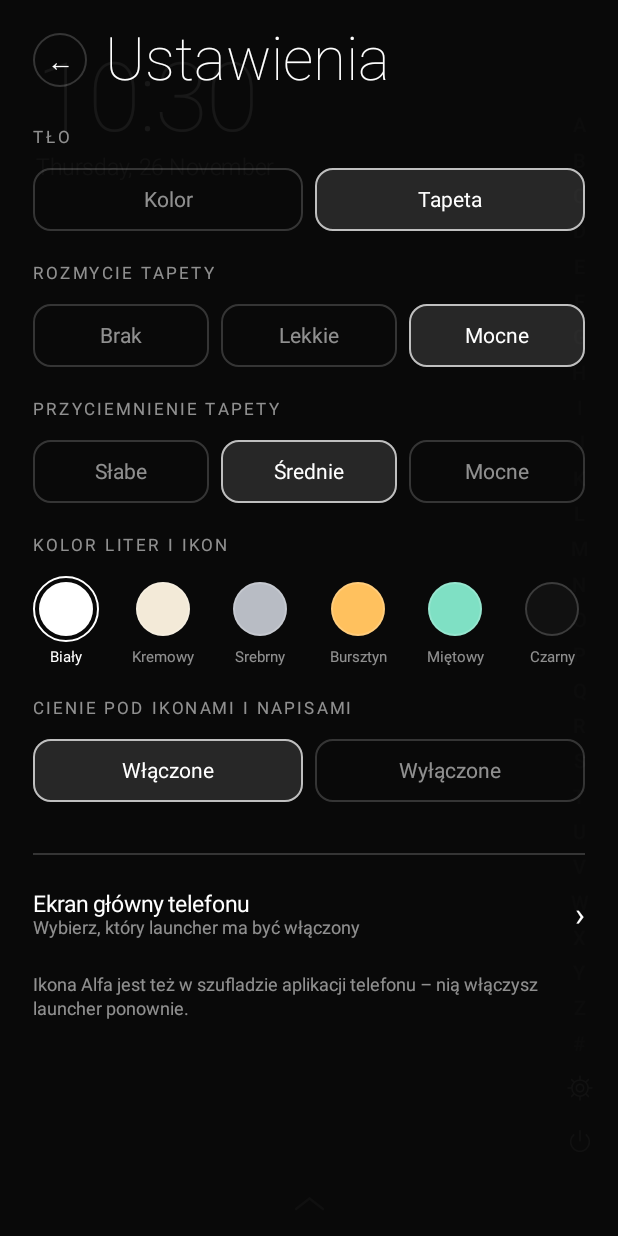
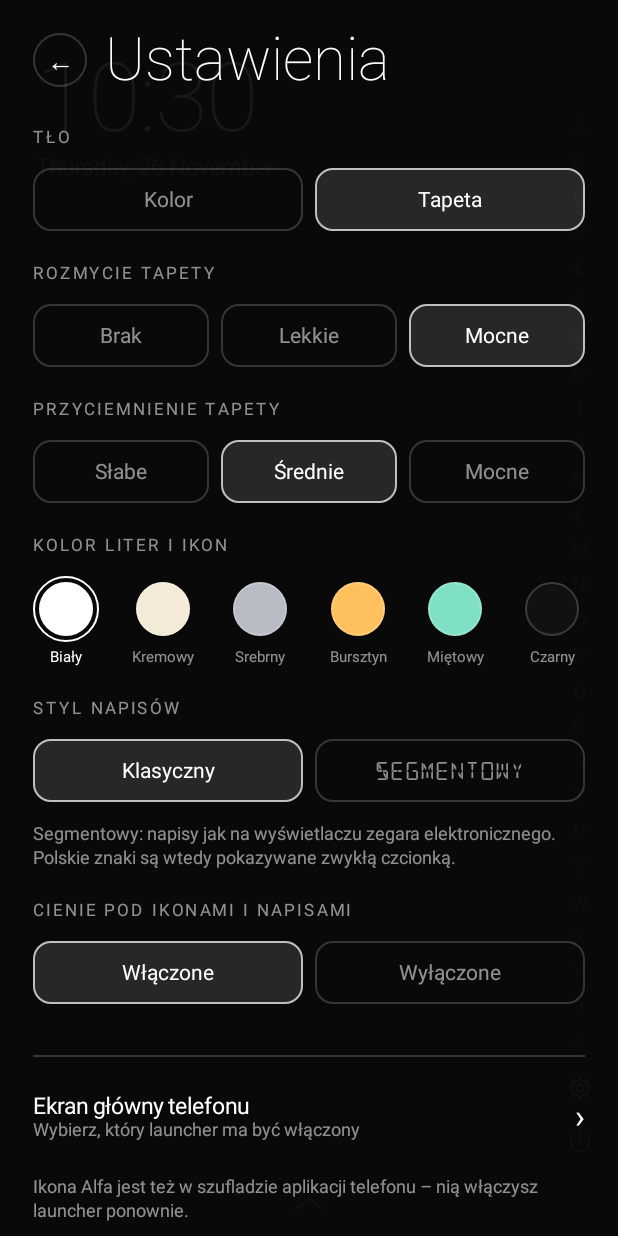
Before and after one commit to Esadasb/Alfa-launcher, an Android app built with Jetpack Compose: the screen it shows after launch (MainActivity), after a tap on "Tapeta", on a phone screen of 412 x 824 dp. Run offline under Robolectric (Android 15) with nearby library versions, the phone set to English and light mode, and no system bars; 2 other taps on this screen came first.

Commit message:
Styl napisów segmentowy (DSEG) w ustawieniach
Co-Authored-By: Claude Opus 5.5 <noreply@anthropic.com>
Claude-Session: https://claude.ai/code/session_013vRJBepZoi3ypMF8V5BSAe

```diff
--- a/app/src/main/java/pl/alfa/launcher/Settings.kt
+++ b/app/src/main/java/pl/alfa/launcher/Settings.kt
@@ -14,6 +14,8 @@ data class LauncherSettings(
     /** Przyciemnienie tapety 0..1. */
     val dim: Float = 0.3f,
     val shadows: Boolean = false,
+    /** Napisy jak na wyświetlaczu segmentowym zegara elektronicznego. */
+    val segment: Boolean = false,
 ) {
     val blurRadiusDp: Int get() = when (blur) { 0 -> 0; 1 -> 18; else -> 40 }
 
@@ -25,6 +27,7 @@ data class LauncherSettings(
             .putInt("blur", blur)
             .putFloat("dim", dim)
             .putBoolean("shadows", shadows)
+            .putBoolean("segment", segment)
             .apply()
     }
 
@@ -38,6 +41,7 @@ data class LauncherSettings(
                 blur = prefs.getInt("blur", d.blur),
                 dim = prefs.getFloat("dim", d.dim),
                 shadows = prefs.getBoolean("shadows", d.shadows),
+                segment = prefs.getBoolean("segment", d.segment),
             )
         }
     }
--- a/app/src/main/java/pl/alfa/launcher/ui/AlphabetRail.kt
+++ b/app/src/main/java/pl/alfa/launcher/ui/AlphabetRail.kt
@@ -64,10 +64,11 @@ fun AlphabetRail(
     val currentAvailable by rememberUpdatedState(available)
     val currentOnlyAvailable by rememberUpdatedState(onlyAvailable)
 
-    val letterStyle = TextStyle(color = Ink.White, fontSize = 13.sp, fontWeight = FontWeight.Medium)
-    val bubbleStyle = TextStyle(color = Ink.White, fontSize = 38.sp, fontWeight = FontWeight.Light)
-    val letterLayouts = remember(measurer) { letters.associateWith { measurer.measure(it.toString(), letterStyle) } }
-    val bubbleLayouts = remember(measurer) { letters.associateWith { measurer.measure(it.toString(), bubbleStyle) } }
+    val font = Ink.Typeface
+    val letterStyle = TextStyle(color = Ink.White, fontSize = if (Ink.Segment) 11.sp else 13.sp, fontWeight = FontWeight.Medium, fontFamily = font)
+    val bubbleStyle = TextStyle(color = Ink.White, fontSize = if (Ink.Segment) 30.sp else 38.sp, fontWeight = FontWeight.Light, fontFamily = font)
+    val letterLayouts = remember(measurer, font) { letters.associateWith { measurer.measure(it.toString(), letterStyle) } }
+    val bubbleLayouts = remember(measurer, font) { letters.associateWith { measurer.measure(it.toString(), bubbleStyle) } }
 
     Box(modifier) {
         Canvas(Modifier.fillMaxSize()) {
--- a/app/src/main/java/pl/alfa/launcher/ui/AppTile.kt
+++ b/app/src/main/java/pl/alfa/launcher/ui/AppTile.kt
@@ -143,9 +143,10 @@ fun AppTile(
             text = entry.label,
             style = TextStyle(
                 shadow = Ink.TextShadow,
+                fontFamily = Ink.Typeface,
                 color = Ink.White.copy(alpha = 0.88f),
-                fontSize = labelSize,
-                lineHeight = labelSize * 1.25f,
+                fontSize = labelSize * Ink.TextScale,
+                lineHeight = labelSize * Ink.TextScale * 1.3f,
                 letterSpacing = 0.2.sp,
                 textAlign = TextAlign.Center,
             ),
--- a/app/src/main/java/pl/alfa/launcher/ui/LauncherScreen.kt
+++ b/app/src/main/java/pl/alfa/launcher/ui/LauncherScreen.kt
@@ -268,7 +268,7 @@ private fun ShortcutsPage(shortcuts: List<pl.alfa.launcher.AppEntry>, vm: Launch
         Row(verticalAlignment = Alignment.Bottom, modifier = Modifier.fillMaxWidth()) {
             BasicText(
                 "Skróty",
-                style = TextStyle(shadow = Ink.TextShadow, color = Ink.White, fontSize = 56.sp, fontWeight = FontWeight.Thin, lineHeight = 92.sp),
+                style = TextStyle(shadow = Ink.TextShadow, fontFamily = Ink.Typeface, color = Ink.White, fontSize = 56.sp * Ink.TextScale, fontWeight = FontWeight.Thin, lineHeight = 92.sp),
             )
             Spacer(Modifier.weight(1f))
             if (shortcuts.size < LauncherViewModel.MAX_SHORTCUTS) {
@@ -285,7 +285,7 @@ private fun ShortcutsPage(shortcuts: List<pl.alfa.launcher.AppEntry>, vm: Launch
             Box(Modifier.fillMaxSize(), contentAlignment = Alignment.Center) {
                 BasicText(
                     "Dotknij + w rogu, aby dodać pierwszy skrót",
-                    style = TextStyle(shadow = Ink.TextShadow, color = Ink.Dim, fontSize = 14.sp, textAlign = TextAlign.Center),
+                    style = TextStyle(shadow = Ink.TextShadow, fontFamily = Ink.Typeface, color = Ink.Dim, fontSize = 14.sp, textAlign = TextAlign.Center),
                 )
             }
         } else {
@@ -319,13 +319,29 @@ private fun ClockHeader() {
     val date = remember(minute) { dateFormat.format(Date(now)) }
 
     Column {
-        BasicText(
-            time,
-            style = TextStyle(shadow = Ink.TextShadow, color = Ink.White, fontSize = 64.sp, fontWeight = FontWeight.Thin, letterSpacing = (-1).sp),
-        )
+        if (Ink.Segment) {
+            // Wyświetlacz segmentowy: wygaszone segmenty „88:88” pod spodem, jak w prawdziwym zegarze.
+            val clockStyle = TextStyle(shadow = Ink.TextShadow, fontFamily = Ink.ClockFont, color = Ink.White, fontSize = 52.sp, fontWeight = FontWeight.Thin)
+            Box(Modifier.padding(vertical = 8.dp)) {
+                BasicText(time.map { if (it.isDigit()) '8' else it }.joinToString(""), style = clockStyle.copy(color = Ink.White.copy(alpha = 0.08f), shadow = null))
+                BasicText(time, style = clockStyle)
+            }
+        } else {
+            BasicText(
+                time,
+                style = TextStyle(shadow = Ink.TextShadow, fontFamily = Ink.Typeface, color = Ink.White, fontSize = 64.sp, fontWeight = FontWeight.Thin, letterSpacing = (-1).sp),
+            )
+        }
         BasicText(
             date,
-            style = TextStyle(shadow = Ink.TextShadow, color = Ink.Dim, fontSize = 15.sp, fontWeight = FontWeight.Light, letterSpacing = 0.4.sp),
+            style = TextStyle(
+                shadow = Ink.TextShadow,
+                fontFamily = Ink.Typeface,
+                color = Ink.Dim,
+                fontSize = 15.sp * Ink.TextScale,
+                fontWeight = FontWeight.Light,
+                letterSpacing = 0.4.sp,
+            ),
         )
     }
 }
@@ -336,12 +352,12 @@ private fun LetterPage(letter: Char, items: List<HomeItem>, vm: LauncherViewMode
         Row(verticalAlignment = Alignment.Bottom) {
             BasicText(
                 letter.toString(),
-                style = TextStyle(shadow = Ink.TextShadow, color = Ink.White, fontSize = 92.sp, fontWeight = FontWeight.Thin, lineHeight = 92.sp),
+                style = TextStyle(shadow = Ink.TextShadow, fontFamily = Ink.Typeface, color = Ink.White, fontSize = 92.sp, fontWeight = FontWeight.Thin, lineHeight = 92.sp),
             )
             Spacer(Modifier.width(14.dp))
             BasicText(
                 if (items.isEmpty()) "brak aplikacji" else appsCount(items.size),
-                style = TextStyle(shadow = Ink.TextShadow, color = Ink.Dim, fontSize = 13.sp, letterSpacing = 1.sp),
+                style = TextStyle(shadow = Ink.TextShadow, fontFamily = Ink.Typeface, color = Ink.Dim, fontSize = 13.sp, letterSpacing = 1.sp),
                 modifier = Modifier.padding(bottom = 18.dp),
             )
         }
@@ -355,7 +371,7 @@ private fun LetterPage(letter: Char, items: List<HomeItem>, vm: LauncherViewMode
             Box(Modifier.fillMaxSize(), contentAlignment = Alignment.Center) {
                 BasicText(
                     "Żadna aplikacja nie zaczyna się na „$letter”",
-                    style = TextStyle(shadow = Ink.TextShadow, color = Ink.Dim, fontSize = 14.sp, textAlign = TextAlign.Center),
+                    style = TextStyle(shadow = Ink.TextShadow, fontFamily = Ink.Typeface, color = Ink.Dim, fontSize = 14.sp, textAlign = TextAlign.Center),
                 )
             }
         } else {
--- a/app/src/main/java/pl/alfa/launcher/ui/QuickPanel.kt
+++ b/app/src/main/java/pl/alfa/launcher/ui/QuickPanel.kt
@@ -188,7 +188,7 @@ fun QuickPanel(vm: LauncherViewModel, modifier: Modifier = Modifier) {
                 }
             }
             Row(Modifier.fillMaxWidth(), verticalAlignment = Alignment.CenterVertically) {
-                BasicText("SKRÓTY", style = TextStyle(shadow = Ink.TextShadow, color = Ink.Dim, fontSize = 11.sp, letterSpacing = 2.sp))
+                BasicText("SKRÓTY", style = TextStyle(shadow = Ink.TextShadow, fontFamily = Ink.Typeface, color = Ink.Dim, fontSize = 11.sp, letterSpacing = 2.sp))
                 Spacer(Modifier.weight(1f))
                 if (shortcuts.size < LauncherViewModel.MAX_SHORTCUTS) {
                     AddButton { vm.openPicker(shortcuts.size) }
@@ -197,7 +197,7 @@ fun QuickPanel(vm: LauncherViewModel, modifier: Modifier = Modifier) {
             if (shortcuts.isEmpty()) {
                 BasicText(
                     "Dotknij +, aby dodać skrót. Przytrzymaj skrót, aby go zmienić.",
-                    style = TextStyle(shadow = Ink.TextShadow, color = Ink.White.copy(alpha = 0.35f), fontSize = 12.sp),
+                    style = TextStyle(shadow = Ink.TextShadow, fontFamily = Ink.Typeface, color = Ink.White.copy(alpha = 0.35f), fontSize = 12.sp),
                 )
             }
             shortcuts.chunked(4).forEachIndexed { row, items ->
@@ -242,7 +242,7 @@ private fun QuickAction(icon: ImageVector, label: String, modifier: Modifier, on
     ) {
         Image(rememberVectorPainter(icon), contentDescription = null, modifier = Modifier.size(28.dp), colorFilter = androidx.compose.ui.graphics.ColorFilter.tint(Ink.White))
         Spacer(Modifier.width(10.dp))
-        BasicText(label, style = TextStyle(shadow = Ink.TextShadow, color = Ink.White, fontSize = 14.sp))
+        BasicText(label, style = TextStyle(shadow = Ink.TextShadow, fontFamily = Ink.Typeface, color = Ink.White, fontSize = 14.sp))
     }
 }
 
@@ -362,12 +362,12 @@ private fun AppPicker(
                     .clickable(onClick = onClose),
                 contentAlignment = Alignment.Center,
             ) {
-                BasicText("←", style = TextStyle(shadow = Ink.TextShadow, color = Ink.White, fontSize = 18.sp))
+                BasicText("←", style = TextStyle(shadow = Ink.TextShadow, fontFamily = Ink.Typeface, color = Ink.White, fontSize = 18.sp))
             }
             Spacer(Modifier.width(12.dp))
             Column {
-                BasicText(if (current == null) "Nowy skrót" else "Skrót ${slot + 1}", style = TextStyle(shadow = Ink.TextShadow, color = Ink.White, fontSize = 24.sp, fontWeight = FontWeight.Light))
-                BasicText("Wybierz aplikację", style = TextStyle(shadow = Ink.TextShadow, color = Ink.Dim, fontSize = 12.sp))
+                BasicText(if (current == null) "Nowy skrót" else "Skrót ${slot + 1}", style = TextStyle(shadow = Ink.TextShadow, fontFamily = Ink.Typeface, color = Ink.White, fontSize = 24.sp, fontWeight = FontWeight.Light))
+                BasicText("Wybierz aplikację", style = TextStyle(shadow = Ink.TextShadow, fontFamily = Ink.Typeface, color = Ink.Dim, fontSize = 12.sp))
             }
         }
         Box(Modifier.fillMaxWidth().height(1.dp).background(Ink.Faint))
@@ -381,7 +381,7 @@ private fun AppPicker(
                     .clickable { onPick(null) },
                 contentAlignment = Alignment.Center,
             ) {
-                BasicText("Usuń skrót", style = TextStyle(shadow = Ink.TextShadow, color = Ink.White.copy(alpha = 0.8f), fontSize = 13.sp))
+                BasicText("Usuń skrót", style = TextStyle(shadow = Ink.TextShadow, fontFamily = Ink.Typeface, color = Ink.White.copy(alpha = 0.8f), fontSize = 13.sp))
             }
         }
         LazyColumn(Modifier.fillMaxSize(), contentPadding = PaddingValues(vertical = 6.dp)) {
@@ -389,7 +389,7 @@ private fun AppPicker(
                 when (row) {
                     is PickerRow.Header -> BasicText(
                         row.letter.toString(),
-                        style = TextStyle(shadow = Ink.TextShadow, color = Ink.Dim, fontSize = 11.sp, letterSpacing = 2.sp),
+                        style = TextStyle(shadow = Ink.TextShadow, fontFamily = Ink.Typeface, color = Ink.Dim, fontSize = 11.sp, letterSpacing = 2.sp),
                         modifier = Modifier.padding(start = 20.dp, top = 14.dp, bottom = 4.dp),
                     )
                     is PickerRow.App -> Row(
@@ -403,13 +403,13 @@ private fun AppPicker(
                         Spacer(Modifier.width(14.dp))
                         BasicText(
                             row.entry.label,
-                            style = TextStyle(shadow = Ink.TextShadow, color = Ink.White, fontSize = 16.sp, fontWeight = FontWeight.Light),
+                            style = TextStyle(shadow = Ink.TextShadow, fontFamily = Ink.Typeface, color = Ink.White, fontSize = 16.sp, fontWeight = FontWeight.Light),
                             maxLines = 1,
                             overflow = TextOverflow.Ellipsis,
                             modifier = Modifier.weight(1f),
                         )
                         if (current?.key == row.entry.key) {
-                            BasicText("obecny", style = TextStyle(shadow = Ink.TextShadow, color = Ink.Dim, fontSize = 11.sp, letterSpacing = 1.sp))
+                            BasicText("obecny", style = TextStyle(shadow = Ink.TextShadow, fontFamily = Ink.Typeface, color = Ink.Dim, fontSize = 11.sp, letterSpacing = 1.sp))
                         }
                     }
                 }
--- a/app/src/main/java/pl/alfa/launcher/ui/SettingsUi.kt
+++ b/app/src/main/java/pl/alfa/launcher/ui/SettingsUi.kt
@@ -183,6 +183,15 @@ fun SettingsScreen(vm: LauncherViewModel) {
             SectionLabel("Kolor liter i ikon")
             Swatches(ForegroundColors, s.foreground) { c -> vm.updateSettings { it.copy(foreground = c) } }
 
+            SectionLabel("Styl napisów")
+            Row(horizontalArrangement = Arrangement.spacedBy(8.dp)) {
+                Choice("Klasyczny", !s.segment, Modifier.weight(1f)) { vm.updateSettings { it.copy(segment = false) } }
+                Choice("SEGMENTOWY", s.segment, Modifier.weight(1f), font = Ink.SegmentFamily) {
+                    vm.updateSettings { it.copy(segment = true) }
+                }
+            }
+            Note("Segmentowy: napisy jak na wyświetlaczu zegara elektronicznego. Polskie znaki są wtedy pokazywane zwykłą czcionką.")
+
             SectionLabel("Cienie pod ikonami i napisami")
             Row(horizontalArrangement = Arrangement.spacedBy(8.dp)) {
                 Choice("Włączone", s.shadows, Modifier.weight(1f)) { vm.updateSettings { it.copy(shadows = true) } }
@@ -208,7 +217,13 @@ private fun Note(text: String) {
 }
 
 @Composable
-private fun Choice(label: String, selected: Boolean, modifier: Modifier = Modifier, onClick: () -> Unit) {
+private fun Choice(
+    label: String,
+    selected: Boolean,
+    modifier: Modifier = Modifier,
+    font: androidx.compose.ui.text.font.FontFamily? = null,
+    onClick: () -> Unit,
+) {
     val shape = RoundedCornerShape(12.dp)
     Box(
         modifier
@@ -218,7 +233,7 @@ private fun Choice(label: String, selected: Boolean, modifier: Modifier = Modifi
             .clickable(onClick = onClick),
         contentAlignment = Alignment.Center,
     ) {
-        BasicText(label, style = TextStyle(color = if (selected) Ink.White else Ink.Dim, fontSize = 14.sp))
+        BasicText(label, style = TextStyle(color = if (selected) Ink.White else Ink.Dim, fontSize = if (font != null) 12.sp else 14.sp, fontFamily = font))
     }
 }
 
--- a/app/src/main/java/pl/alfa/launcher/ui/Theme.kt
+++ b/app/src/main/java/pl/alfa/launcher/ui/Theme.kt
@@ -6,7 +6,11 @@ import androidx.compose.runtime.setValue
 import androidx.compose.ui.geometry.Offset
 import androidx.compose.ui.graphics.Color
 import androidx.compose.ui.graphics.Shadow
+import androidx.compose.ui.text.font.Font
+import androidx.compose.ui.text.font.FontFamily
+import androidx.compose.ui.text.font.FontWeight
 import androidx.compose.ui.unit.dp
+import pl.alfa.launcher.R
 import pl.alfa.launcher.BackgroundMode
 import pl.alfa.launcher.LauncherSettings
 
@@ -19,6 +23,30 @@ object Ink {
     private var surfaceColor by mutableStateOf(Color.Black)
     private var pageColor by mutableStateOf(Color.Black)
     private var shadowsOn by mutableStateOf(false)
+    private var segmentOn by mutableStateOf(false)
+
+    /** Czcionka 14-segmentowa (litery) – cienka wersja dla dużych napisów, zwykła dla małych. */
+    val SegmentFamily = FontFamily(
+        Font(R.font.dseg14_light, FontWeight.Thin),
+        Font(R.font.dseg14_light, FontWeight.Light),
+        Font(R.font.dseg14_regular, FontWeight.Normal),
+        Font(R.font.dseg14_regular, FontWeight.Medium),
+    )
+
+    /** Czcionka 7-segmentowa (cyfry zegara). */
+    val ClockSegmentFamily = FontFamily(Font(R.font.dseg7_light, FontWeight.Thin), Font(R.font.dseg7_light, FontWeight.Normal))
+
+    /** Styl napisów: segmentowy jak w zegarach elektronicznych. */
+    val Segment: Boolean get() = segmentOn
+
+    /** Czcionka napisów (zwykła albo segmentowa). */
+    val Typeface: FontFamily get() = if (segmentOn) SegmentFamily else FontFamily.Default
+
+    /** Czcionka zegara. */
+    val ClockFont: FontFamily get() = if (segmentOn) ClockSegmentFamily else FontFamily.Default
+
+    /** Segmentowe litery są szersze – podpisy i tytuły są wtedy nieco mniejsze. */
+    val TextScale: Float get() = if (segmentOn) 0.74f else 1f
 
     /** Kolor liter, linii i konturów ikon. */
     val White: Color get() = fgColor
@@ -41,6 +69,7 @@ object Ink {
     fun apply(s: LauncherSettings, blurAvailable: Boolean) {
         fgColor = Color(s.foreground)
         shadowsOn = s.shadows
+        segmentOn = s.segment
         when (s.mode) {
             BackgroundMode.COLOR -> {
                 pageColor = Color(s.background)
```
Also changed, not shown: app/src/main/java/pl/alfa/launcher/ui/FolderUi.kt (+9 -9 lines), app/src/main/res/font/dseg14_light.ttf (added), app/src/main/res/font/dseg14_regular.ttf (added), app/src/main/res/font/dseg7_light.ttf (added), 2 other files.
